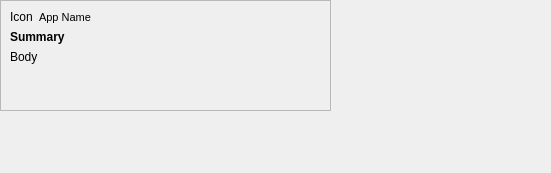
Qt form plugins/NotificationsPlugin/drawer/notificationsdrawerwidget.ui (theCheeseboard/thedesk) before a commit.
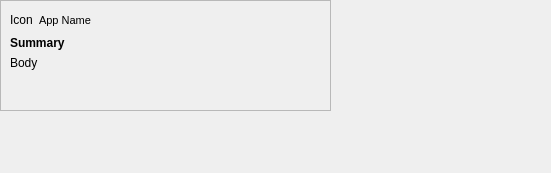
The same form after that commit. Icons and pictures are not drawn.

The edit to the form file:
```diff
--- a/plugins/NotificationsPlugin/drawer/notificationsdrawerwidget.ui
+++ b/plugins/NotificationsPlugin/drawer/notificationsdrawerwidget.ui
@@ -61,12 +61,6 @@
          </item>
          <item>
           <widget class="QLabel" name="appNameLabel">
-           <property name="sizePolicy">
-            <sizepolicy hsizetype="Expanding" vsizetype="Preferred">
-             <horstretch>0</horstretch>
-             <verstretch>0</verstretch>
-            </sizepolicy>
-           </property>
            <property name="font">
             <font>
              <pointsize>8</pointsize>
@@ -77,13 +71,25 @@
            </property>
           </widget>
          </item>
+         <item>
+          <spacer name="horizontalSpacer">
+           <property name="orientation">
+            <enum>Qt::Horizontal</enum>
+           </property>
+           <property name="sizeHint" stdset="0">
+            <size>
+             <width>40</width>
+             <height>20</height>
+            </size>
+           </property>
+          </spacer>
+         </item>
         </layout>
        </item>
        <item>
         <widget class="QLabel" name="summaryLabel">
          <property name="font">
           <font>
-           <weight>75</weight>
            <bold>true</bold>
           </font>
          </property>
```
